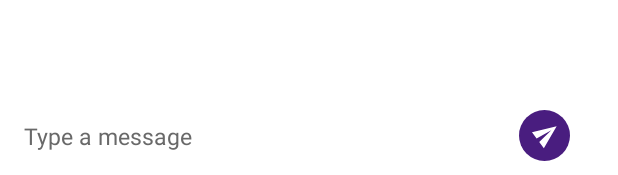
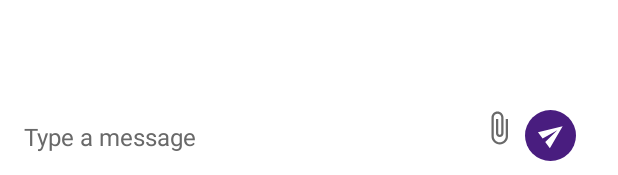
Before and after one commit to JessicaS97/CollabAndroid, an Android app: the layout message_chat.xml on its own in the app's theme, with its tools: preview values and no code run, on a phone screen of 412 x 824 dp. Shown: the part 1058-1233 px from the top of the screen. Run offline under Robolectric (Android 15) with nearby library versions, the phone set to English and light mode, and no system bars; Roboto replaces fonts that are not available here.

Commit message:
add attach icon

```diff
--- a/app/src/main/java/com/collab/MessageChat.java
+++ b/app/src/main/java/com/collab/MessageChat.java
@@ -94,7 +94,7 @@ public class MessageChat extends AppCompatActivity {
             public void onCancelled(@NonNull DatabaseError error) {
 
             }
-        })
+        });
     }
 
     private void setScrollbar() {
--- /dev/null
+++ b/app/src/main/res/drawable/attach_icon.xml
@@ -0,0 +1,10 @@
+<?xml version="1.0" encoding="utf-8"?>
+<vector xmlns:android="http://schemas.android.com/apk/res/android"
+    android:width="24dp"
+    android:height="24dp"
+    android:viewportWidth="24"
+    android:viewportHeight="24">
+    <path
+        android:fillColor="#696969"
+        android:pathData="M16.5 6v11.5c0 2.21-1.79 4-4 4s-4-1.79-4-4V5c0-1.38 1.12-2.5 2.5-2.5s2.5 1.12 2.5 2.5v10.5c0 0.55-0.45 1-1 1s-1-0.45-1-1V6H10v9.5c0 1.38 1.12 2.5 2.5 2.5s2.5-1.12 2.5-2.5V5c0-2.21-1.79-4-4-4S7 2.79 7 5v12.5c0 3.04 2.46 5.5 5.5 5.5s5.5-2.46 5.5-5.5V6h-1.5z"/>
+</vector>
--- a/app/src/main/res/layout/message_chat.xml
+++ b/app/src/main/res/layout/message_chat.xml
@@ -58,7 +58,7 @@
 
     <androidx.recyclerview.widget.RecyclerView
         android:id="@+id/messagesRecyclerView"
-        android:layout_width="wrap_content"
+        android:layout_width="match_parent"
         android:layout_height="wrap_content"
         android:layout_weight="1"
         android:layout_marginTop="5dp"
@@ -73,15 +73,22 @@
 
         <EditText
             android:id="@+id/sendMessageText"
-            android:layout_width="325dp"
+            android:layout_width="300dp"
             android:layout_height="35dp"
             android:fontFamily="@font/jaldi"
             android:layout_marginLeft="15dp"
             android:hint="Type a message"
             android:textColorHint="@color/grey"
             android:textColor="@color/grey"
-            android:textSize="15sp"
+            android:textSize="16sp"
             android:background="@drawable/rounded_type_message_shape"/>
+
+        <ImageView
+            android:id="@+id/sendMessageButton"
+            android:layout_width="wrap_content"
+            android:layout_height="wrap_content"
+            android:layout_marginLeft="5dp"
+            android:src="@drawable/attach_icon" />
 
         <ImageView
             android:id="@+id/sendMessageButton"
```
